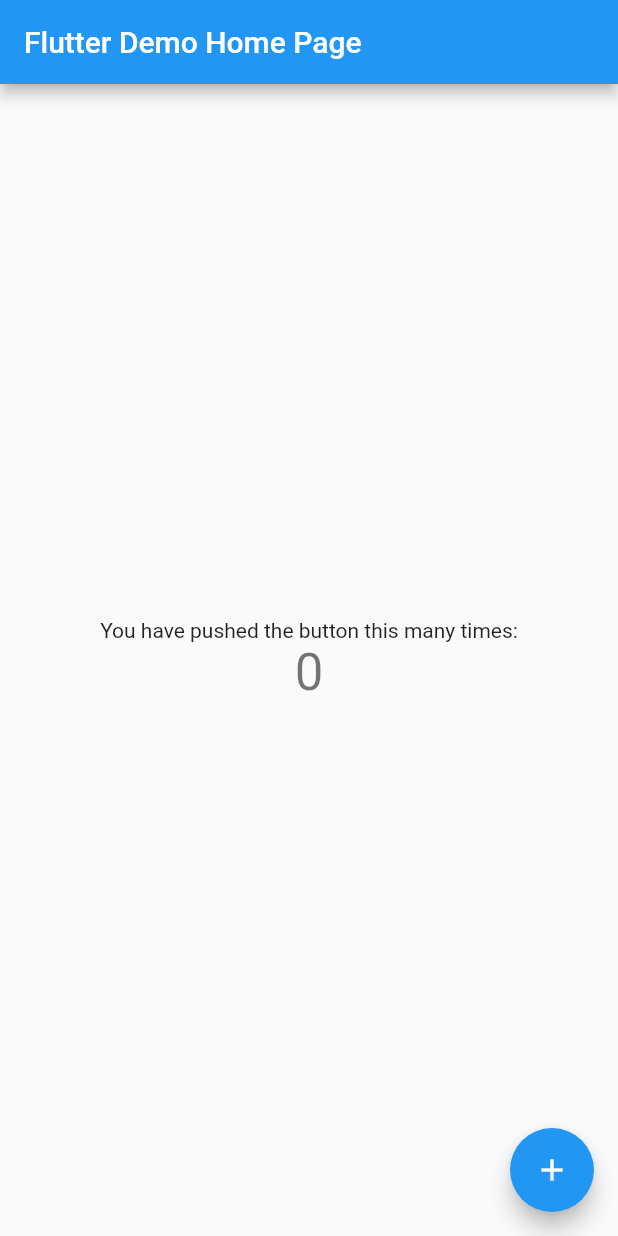
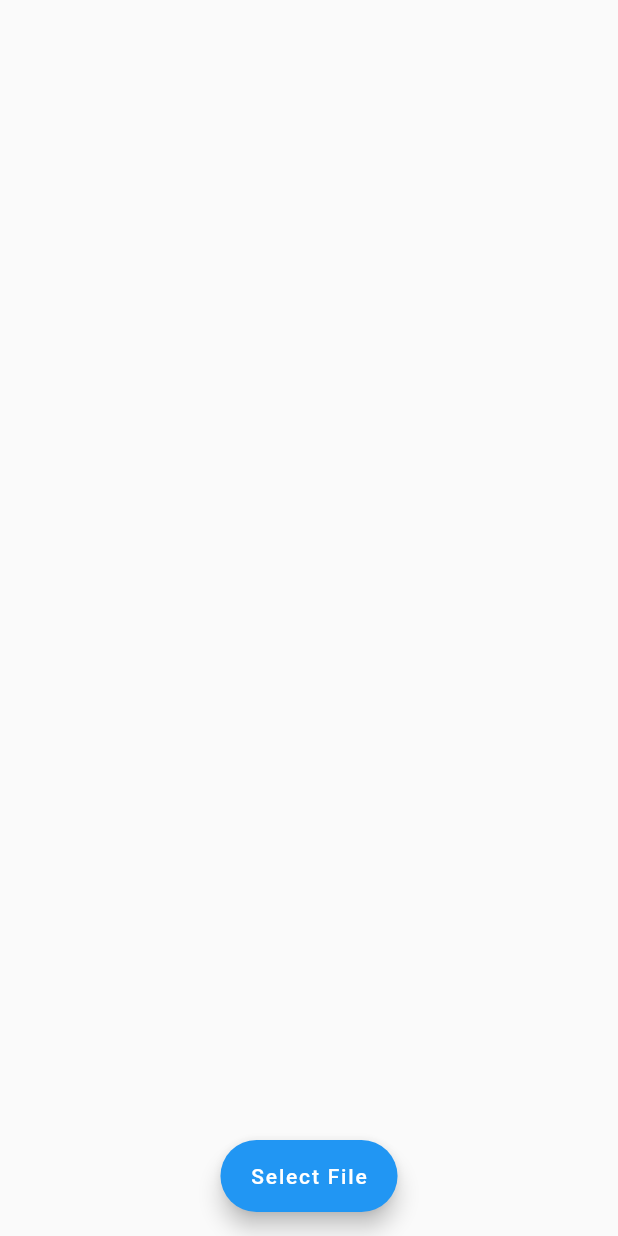
Before and after one commit to flutterwings304/file_picker_template, a Flutter app: the screen it shows after launch, on a phone screen of 412 x 824 dp. Run offline on Flutter 3.47's test engine with Material 2 defaults, Android fonts, the light colour scheme and no system bars; our stand-ins replace file_picker.

Commit message:
file picker changes

```diff
--- a/lib/main.dart
+++ b/lib/main.dart
@@ -1,4 +1,6 @@
 import 'package:flutter/material.dart';
+
+import 'multiple_file_picker.dart';
 
 void main() {
   runApp(const MyApp());
@@ -7,109 +9,14 @@
 class MyApp extends StatelessWidget {
   const MyApp({super.key});
 
-  // This widget is the root of your application.
   @override
   Widget build(BuildContext context) {
     return MaterialApp(
       title: 'Flutter Demo',
       theme: ThemeData(
-        // This is the theme of your application.
-        //
-        // Try running your application with "flutter run". You'll see the
-        // application has a blue toolbar. Then, without quitting the app, try
-        // changing the primarySwatch below to Colors.green and then invoke
-        // "hot reload" (press "r" in the console where you ran "flutter run",
-        // or simply save your changes to "hot reload" in a Flutter IDE).
-        // Notice that the counter didn't reset back to zero; the application
-        // is not restarted.
         primarySwatch: Colors.blue,
       ),
-      home: const MyHomePage(title: 'Flutter Demo Home Page'),
+      home: const MultipleFilepickerScreen(),
     );
   }
 }
-
-class MyHomePage extends StatefulWidget {
-  const MyHomePage({super.key, required this.title});
-
-  // This widget is the home page of your application. It is stateful, meaning
-  // that it has a State object (defined below) that contains fields that affect
-  // how it looks.
-
-  // This class is the configuration for the state. It holds the values (in this
-  // case the title) provided by the parent (in this case the App widget) and
-  // used by the build method of the State. Fields in a Widget subclass are
-  // always marked "final".
-
-  final String title;
-
-  @override
-  State<MyHomePage> createState() => _MyHomePageState();
-}
-
-class _MyHomePageState extends State<MyHomePage> {
-  int _counter = 0;
-
-  void _incrementCounter() {
-    setState(() {
-      // This call to setState tells the Flutter framework that something has
-      // changed in this State, which causes it to rerun the build method below
-      // so that the display can reflect the updated values. If we changed
-      // _counter without calling setState(), then the build method would not be
-      // called again, and so nothing would appear to happen.
-      _counter++;
-    });
-  }
-
-  @override
-  Widget build(BuildContext context) {
-    // This method is rerun every time setState is called, for instance as done
-    // by the _incrementCounter method above.
-    //
-    // The Flutter framework has been optimized to make rerunning build methods
-    // fast, so that you can just rebuild anything that needs updating rather
-    // than having to individually change instances of widgets.
-    return Scaffold(
-      appBar: AppBar(
-        // Here we take the value from the MyHomePage object that was created by
-        // the App.build method, and use it to set our appbar title.
-        title: Text(widget.title),
-      ),
-      body: Center(
-        // Center is a layout widget. It takes a single child and positions it
-        // in the middle of the parent.
-        child: Column(
-          // Column is also a layout widget. It takes a list of children and
-          // arranges them vertically. By default, it sizes itself to fit its
-          // children horizontally, and tries to be as tall as its parent.
-          //
-          // Invoke "debug painting" (press "p" in the console, choose the
-          // "Toggle Debug Paint" action from the Flutter Inspector in Android
-          // Studio, or the "Toggle Debug Paint" command in Visual Studio Code)
-          // to see the wireframe for each widget.
-          //
-          // Column has various properties to control how it sizes itself and
-          // how it positions its children. Here we use mainAxisAlignment to
-          // center the children vertically; the main axis here is the vertical
-          // axis because Columns are vertical (the cross axis would be
-          // horizontal).
-          mainAxisAlignment: MainAxisAlignment.center,
-          children: <Widget>[
-            const Text(
-              'You have pushed the button this many times:',
-            ),
-            Text(
-              '$_counter',
-              style: Theme.of(context).textTheme.headline4,
-            ),
-          ],
-        ),
-      ),
-      floatingActionButton: FloatingActionButton(
-        onPressed: _incrementCounter,
-        tooltip: 'Increment',
-        child: const Icon(Icons.add),
-      ), // This trailing comma makes auto-formatting nicer for build methods.
-    );
-  }
-}
--- /dev/null
+++ b/lib/multiple_file_picker.dart
@@ -0,0 +1,71 @@
+import 'dart:io';
+
+import 'package:file_picker/file_picker.dart';
+import 'package:flutter/foundation.dart';
+import 'package:flutter/material.dart';
+
+class MultipleFilepickerScreen extends StatefulWidget {
+  const MultipleFilepickerScreen({super.key});
+
+  @override
+  State<MultipleFilepickerScreen> createState() =>
+      _MultipleFilepickerScreenState();
+}
+
+class _MultipleFilepickerScreenState extends State<MultipleFilepickerScreen> {
+  getMultipleFile() async {
+    FilePickerResult? result = await FilePicker.platform.pickFiles(
+      allowMultiple: true,
+      //You want to pass different argument in these 2 property in above function
+    );
+//1.File type
+//Expected arguments you can pass
+//FileType.image //For selecting images only
+// FileType.audio //For selecting file type related to audio
+
+//  FileType.media //For selecting file type related to any media include image,audio,video
+//  FileType.video //For selecting file type related to video
+//  FileType.custom //For selecting file type related to any custom file type which is not availble in this list
+//  FileType.any //For selecting any type of file
+
+// 2.allowedExtensions
+//In this you pass a list of extensions you want to allowed to be selected from device
+//Different extensions like png,pdf,jpg,jpeg,apk ,cls and many more
+
+    if (result != null) {
+      List<File?> file = result.paths.map((path) => File(path!)).toList();
+      files = file;
+      setState(() {});
+    } else {
+      // User canceled the picker and didin't select atleast 1 file from device
+
+      //You can show snackbar or fluttertoast here like this to show warning to user
+      ScaffoldMessenger.of(context).showSnackBar(const SnackBar(
+        content: Text('Please select atleast 1 file'),
+      ));
+    }
+  }
+
+  List<File?> files = []; // Variable for showing multiple file
+  @override
+  Widget build(BuildContext context) {
+    print(files);
+    return Scaffold(
+        body: ListView.builder(
+          itemCount: files.length,
+          itemBuilder: (BuildContext context, int index) {
+            return ListTile(
+              title: Text( files[index]!.path.split("/").last ,
+                  style: const TextStyle(color: Colors.black)),
+            );
+          },
+        ),
+        floatingActionButtonLocation: FloatingActionButtonLocation.centerFloat,
+        floatingActionButton: FloatingActionButton.extended(
+          onPressed: () {
+            getMultipleFile();
+          },
+          label: const Text("Select File"),
+        ));
+  }
+}
```
Also changed, not shown: lib/single_file_picker.dart (added, +74 -0 lines), pubspec.yaml (+3 -70 lines), pubspec.lock, 8 other files.
